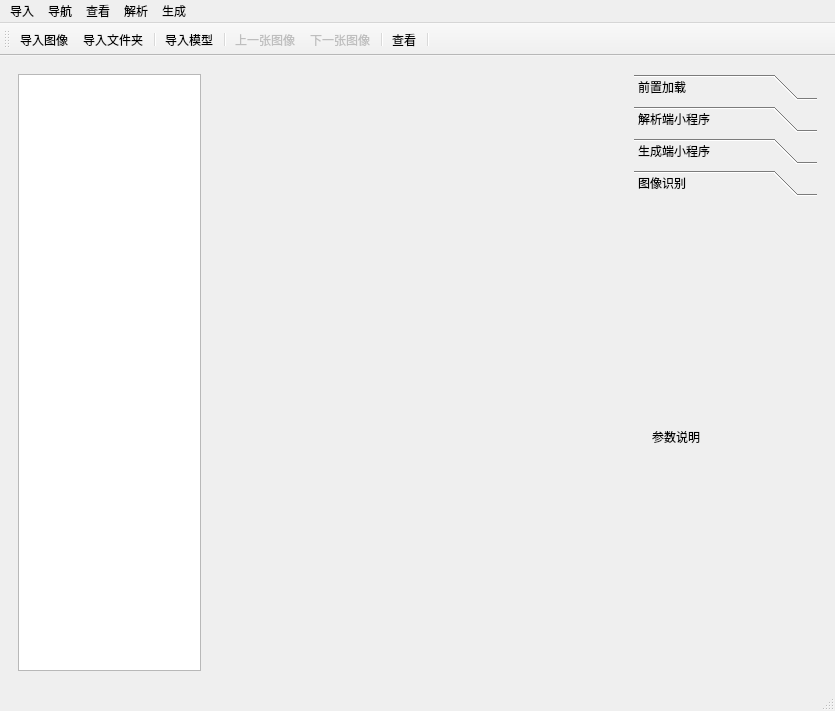
The window that Ui/MainWindow/MainWindow.ui (Charliechen114514/Smart_UltraSound_Detection) describes before a commit, drawn with Qt 5.
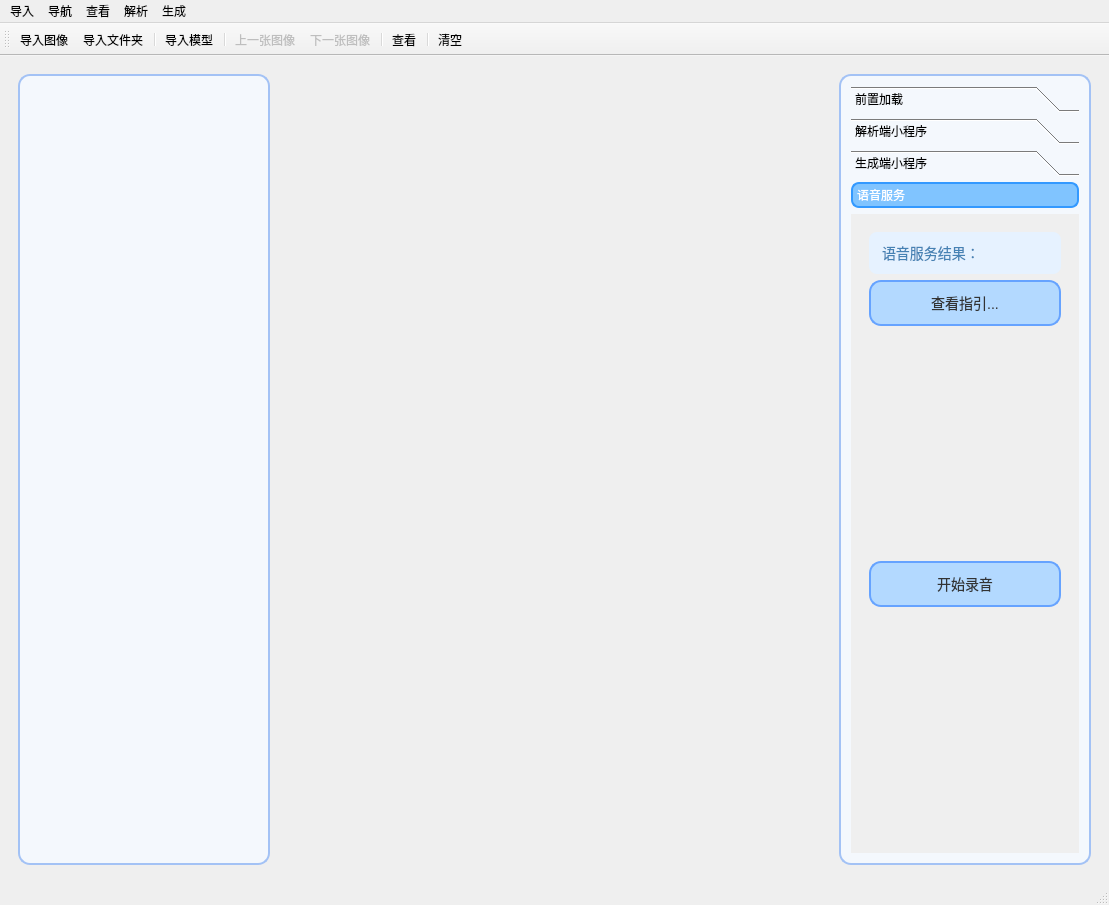
The same window after the commit. The open tabs and pages were chosen to show the change. Icons and pictures are not drawn.

Patch:
```diff
--- a/Ui/MainWindow/MainWindow.ui
+++ b/Ui/MainWindow/MainWindow.ui
@@ -6,13 +6,16 @@
    <rect>
     <x>0</x>
     <y>0</y>
-    <width>835</width>
-    <height>711</height>
+    <width>1109</width>
+    <height>905</height>
    </rect>
   </property>
   <property name="windowTitle">
    <string>彩智快警——智慧彩超辅助系统</string>
   </property>
+  <property name="styleSheet">
+   <string notr="true"/>
+  </property>
   <property name="toolButtonStyle">
    <enum>Qt::ToolButtonStyle::ToolButtonTextBesideIcon</enum>
   </property>
@@ -22,7 +25,81 @@
      <widget class="QWidget" name="widget_select_picture" native="true">
       <layout class="QHBoxLayout" name="horizontalLayout">
        <item>
-        <widget class="QListWidget" name="listWidget_selections"/>
+        <widget class="QListWidget" name="listWidget_selections">
+         <property name="styleSheet">
+          <string notr="true">QListWidget {
+    background-color: #f4f8fd; /* 背景颜色：淡蓝色 */
+    border: 2px solid #a3c2f5; /* 边框颜色：深蓝色 */
+    border-radius: 12px; /* 圆角效果 */
+    font-size: 14px;
+    color: #4682B4; /* 默认文本颜色：深蓝色 */
+    padding: 8px;
+    outline: none;
+}
+
+QListWidget::item {
+    background-color: transparent;
+    border-radius: 8px;
+    padding: 8px 16px;
+    margin: 4px;
+    font-size: 14px;
+    color: #4682B4; /* 项目项的文本颜色 */
+}
+
+QListWidget::item:selected {
+    background: qlineargradient(spread:pad, x1:0, y1:0, x2:1, y2:0, 
+                                stop:0 rgba(135, 206, 250, 255), 
+                                stop:1 rgba(0, 191, 255, 255)); /* 选中项的渐变背景 */
+    color: white; /* 选中项的文本颜色 */
+    border-radius: 8px;
+    border: 2px solid #3399ff; /* 增加边框突出选中项 */
+}
+
+QListWidget::item:hover {
+    background-color: #b3d9ff; /* 悬停项的背景：浅蓝色 */
+    color: #0066cc; /* 悬停项的文本颜色 */
+    border-radius: 8px;
+}
+
+QListWidget::item:focus {
+    border: 2px solid #3399ff; /* 焦点项的边框颜色 */
+}
+
+QScrollBar:vertical, QScrollBar:horizontal {
+    border: none;
+    background: #f4f8fd;
+    width: 12px;
+    height: 12px;
+    border-radius: 6px;
+    margin: 5px;
+}
+
+QScrollBar::handle:vertical, QScrollBar::handle:horizontal {
+    background: #80c4ff;
+    border-radius: 6px;
+    min-height: 20px;
+}
+
+QScrollBar::handle:vertical:hover, QScrollBar::handle:horizontal:hover {
+    background: #3399ff; /* 滚动条悬停时背景：亮蓝色 */
+}
+
+QScrollBar::add-line:vertical, QScrollBar::sub-line:vertical,
+QScrollBar::add-line:horizontal, QScrollBar::sub-line:horizontal {
+    background: transparent;
+}
+
+QScrollBar::up-arrow:vertical, QScrollBar::down-arrow:vertical,
+QScrollBar::left-arrow:horizontal, QScrollBar::right-arrow:horizontal {
+    background: transparent;
+}
+
+QListWidget QScrollBar {
+    margin: 6px;
+}
+</string>
+         </property>
+        </widget>
        </item>
       </layout>
      </widget>
@@ -45,6 +122,90 @@
       <layout class="QVBoxLayout" name="verticalLayout_5">
        <item>
         <widget class="QToolBox" name="operate_tool_box">
+         <property name="styleSheet">
+          <string notr="true">QToolBox {
+    background-color: #f4f8fd; /* 背景颜色：淡蓝色 */
+    border: 2px solid #a3c2f5; /* 边框颜色：深蓝色 */
+    border-radius: 12px; /* 圆角效果 */
+    font-size: 12px; /* 恢复字体大小为 12px */
+    color: #4682B4; /* 默认文本颜色：深蓝色 */
+    padding: 10px;
+    outline: none;
+}
+
+QToolBox::tab-bar {
+    alignment: center;
+    margin: 4px;
+}
+
+QToolBox::tab:hover {
+    background-color: #b3d9ff; /* 标签悬停时背景：浅蓝色 */
+    color: #0066cc; /* 标签悬停时文字：深蓝色 */
+}
+
+QToolBox::tab:selected {
+    background-color: #80c4ff; /* 选中标签的背景：亮蓝色 */
+    color: white; /* 选中标签的文字：白色 */
+    border: 2px solid #3399ff; /* 选中标签的边框颜色：亮蓝色 */
+    border-radius: 8px;
+}
+
+QToolBox::panel {
+    background-color: #f4f8fd; /* 面板背景：淡蓝色 */
+    border: 2px solid #a3c2f5; /* 面板边框：深蓝色 */
+    border-radius: 12px; /* 面板圆角 */
+    padding: 10px;
+    margin-top: 0px; /* 避免折叠后产生不必要的上边距 */
+}
+
+QToolBox::page {
+    background-color: #f4f8fd; /* 页面背景：淡蓝色 */
+    border-radius: 10px; /* 页面圆角 */
+    padding: 8px 15px; /* 调整内边距，避免遮挡 */
+    color: #4682B4; /* 页面文字颜色：深蓝色 */
+}
+
+QLabel {
+    color: #4682B4; /* 标签文字颜色：深蓝色 */
+    font-size: 14px; /* 调整标签文字大小为 14px */
+    padding: 10px;
+    background-color: #e6f2ff; /* 标签背景颜色：淡蓝色 */
+    border-radius: 8px; /* 圆角效果 */
+}
+
+QLabel:hover {
+    background-color: #b3d9ff; /* 悬停时背景：浅蓝色 */
+    color: #0066cc; /* 悬停时文字颜色：深蓝色 */
+}
+
+QPushButton {
+    background-color: #b3d9ff; /* 按钮背景颜色：淡蓝色 */
+    border: 2px solid #66a3ff; /* 按钮边框颜色：浅蓝色 */
+    border-radius: 12px; /* 按钮圆角 */
+    padding: 10px 18px; /* 调整按钮内边距 */
+    font-size: 14px; /* 按钮文字大小：14px */
+    color: #333333; /* 按钮文字颜色：深色 */
+}
+
+QPushButton:hover {
+    background-color: #80c4ff; /* 悬停时背景颜色：亮蓝色 */
+    border: 2px solid #3399ff; /* 悬停时边框颜色：亮蓝色 */
+    color: #ffffff; /* 悬停时文字颜色：白色 */
+}
+
+QPushButton:pressed {
+    background-color: #3399ff; /* 按钮被按下时的背景：亮蓝色 */
+    border: 2px solid #66a3ff; /* 被按下时的边框颜色 */
+    color: white; /* 按钮文字颜色：白色 */
+}
+
+QPushButton:disabled {
+    background-color: #e0e0e0; /* 禁用时的背景：灰色 */
+    color: #a9a9a9; /* 禁用时的文字颜色：灰色 */
+    border: 2px solid #d0d0d0; /* 禁用时的边框：灰色 */
+}
+</string>
+         </property>
          <property name="currentIndex">
           <number>2</number>
          </property>
@@ -375,8 +536,8 @@
            <rect>
             <x>0</x>
             <y>0</y>
-            <width>88</width>
-            <height>52</height>
+            <width>228</width>
+            <height>638</height>
            </rect>
           </property>
           <attribute name="icon">
@@ -384,7 +545,7 @@
             <normaloff>:/icons/pagetables/pagetables/recognize.png</normaloff>:/icons/pagetables/pagetables/recognize.png</iconset>
           </attribute>
           <attribute name="label">
-           <string>图像识别</string>
+           <string>语音服务</string>
           </attribute>
           <layout class="QHBoxLayout" name="horizontalLayout_4">
            <item>
@@ -393,10 +554,54 @@
               <item>
                <widget class="QLabel" name="label_param">
                 <property name="text">
-                 <string>参数说明</string>
+                 <string>语音服务结果：</string>
                 </property>
                </widget>
               </item>
+              <item>
+               <widget class="QPushButton" name="btn_check_indications">
+                <property name="text">
+                 <string>查看指引...</string>
+                </property>
+                <property name="icon">
+                 <iconset resource="../../sources/icons.qrc">
+                  <normaloff>:/icons/toolbar/toolbars/check_infos.png</normaloff>:/icons/toolbar/toolbars/check_infos.png</iconset>
+                </property>
+               </widget>
+              </item>
+              <item>
+               <spacer name="verticalSpacer_10">
+                <property name="orientation">
+                 <enum>Qt::Orientation::Vertical</enum>
+                </property>
+                <property name="sizeHint" stdset="0">
+                 <size>
+                  <width>20</width>
+                  <height>40</height>
+                 </size>
+                </property>
+               </spacer>
+              </item>
+              <item>
+               <widget class="QPushButton" name="btn_audio_control">
+                <property name="text">
+                 <string>开始录音</string>
+                </property>
+               </widget>
+              </item>
+              <item>
+               <spacer name="verticalSpacer_11">
+                <property name="orientation">
+                 <enum>Qt::Orientation::Vertical</enum>
+                </property>
+                <property name="sizeHint" stdset="0">
+                 <size>
+                  <width>20</width>
+                  <height>40</height>
+                 </size>
+                </property>
+               </spacer>
+              </item>
              </layout>
             </widget>
            </item>
@@ -414,7 +619,7 @@
     <rect>
      <x>0</x>
      <y>0</y>
-     <width>835</width>
+     <width>1109</width>
      <height>33</height>
     </rect>
    </property>
@@ -482,6 +687,7 @@
    <addaction name="separator"/>
    <addaction name="action_check_infos"/>
    <addaction name="separator"/>
+   <addaction name="action_clear"/>
   </widget>
   <action name="action_import_images">
    <property name="icon">
@@ -624,6 +830,33 @@
     <enum>QAction::MenuRole::NoRole</enum>
    </property>
   </action>
+  <action name="action_summon_selectMulti">
+   <property name="enabled">
+    <bool>false</bool>
+   </property>
+   <property name="icon">
+    <iconset resource="../../sources/icons.qrc">
+     <normaloff>:/icons/toolbar/toolbars/summon_document.png</normaloff>:/icons/toolbar/toolbars/summon_document.png</iconset>
+   </property>
+   <property name="text">
+    <string> 多选列表文件进行报告生成</string>
+   </property>
+   <property name="menuRole">
+    <enum>QAction::MenuRole::NoRole</enum>
+   </property>
+  </action>
+  <action name="action_clear">
+   <property name="icon">
+    <iconset resource="../../sources/icons.qrc">
+     <normaloff>:/icons/toolbar/toolbars/clear_images.png</normaloff>:/icons/toolbar/toolbars/clear_images.png</iconset>
+   </property>
+   <property name="text">
+    <string>清空</string>
+   </property>
+   <property name="menuRole">
+    <enum>QAction::MenuRole::NoRole</enum>
+   </property>
+  </action>
  </widget>
  <resources>
   <include location="../../sources/icons.qrc"/>
```
Left out of the diff: 42 changed lines with no effect on the pictures.
